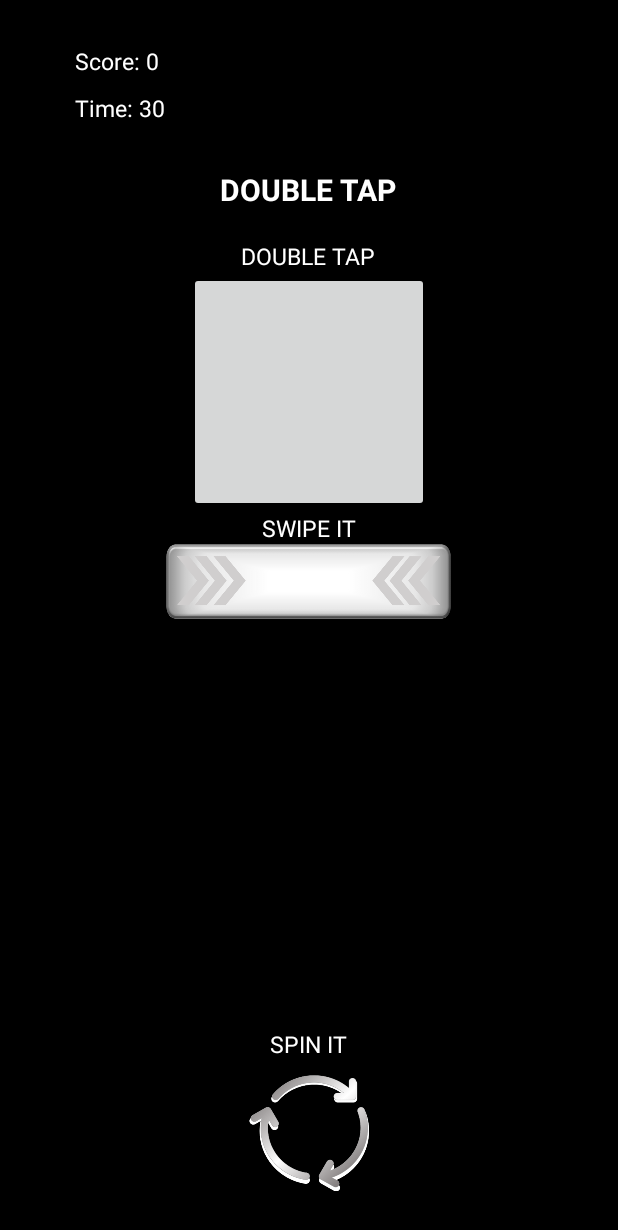
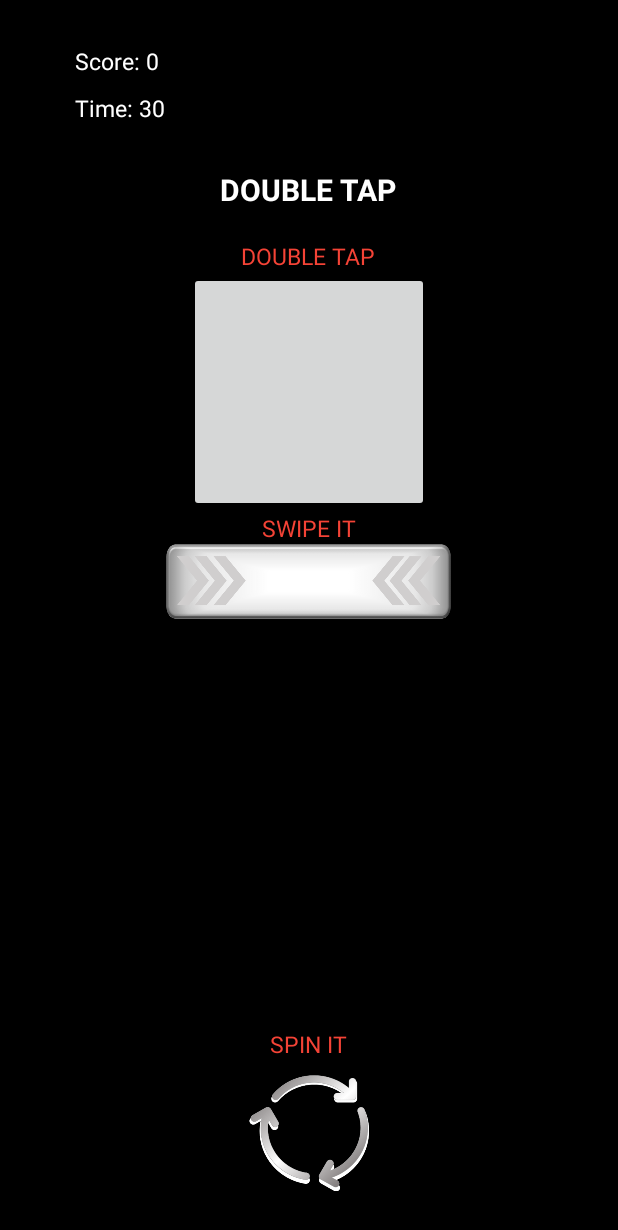
Before and after one commit to lillianvu/Game, an Android app: the MainActivity screen opened directly, with no data from a screen before it, on a phone screen of 412 x 824 dp. Shown: the top 1230 px of the screen. Run offline under Robolectric (Android 15) with nearby library versions, the phone set to English and light mode, and no system bars; libraries missing offline, so code that uses them is left out: com.varunest.sparkbutton; plain views replace SparkButton; pictures from the network do not load; 3 statements that could not run were skipped.

Commit message:
Fixed spin it details.

```diff
--- a/app/src/main/java/com/lillianvu/knock_ittap_off/MainActivity.java
+++ b/app/src/main/java/com/lillianvu/knock_ittap_off/MainActivity.java
@@ -23,12 +23,12 @@ public class MainActivity extends AppCompatActivity {
 
     TextView commandTextView, scoreTextView, timerTextView;
     ImageView swipeImageView, swipeRevImageView;
-    ImageButton tapItImageBtn;
+    ImageButton spinItImageBtn;
     SparkButton doubleTapSparkBtn;
     MediaPlayer mediaPlayer, backgroundMedia;
     AnimationDrawable swipeAnimation, swipeRevAnimation;
     SoundPool soundPool;
-    int swipeItBtnSound, swipeItCommand, doubleBtnSound, doubleTapCommand, tapItBtnSound, tapItCommand, wrongBtnSound;
+    int swipeItBtnSound, swipeItCommand, doubleBtnSound, doubleTapCommand, spinItBtnSound, spinItCommand, wrongBtnSound;
     int scoreCount = 0;
     int swipeCount = 0;
     String[] commands = {"SPIN IT", "SWIPE IT", "DOUBLE TAP"};
@@ -86,7 +86,7 @@ public class MainActivity extends AppCompatActivity {
                 String commandAudio = commandTextView.getText().toString();
                 switch(commandAudio) {
                     case "SPIN IT":
-                        soundPool.play(tapItCommand, 1, 1, 0, 0, 1);
+                        soundPool.play(spinItCommand, 1, 1, 0, 0, 1);
                         break;
                     case "SWIPE IT":
                         soundPool.play(swipeItCommand, 1, 1, 0, 0, 1);
@@ -114,10 +114,10 @@ public class MainActivity extends AppCompatActivity {
         setContentView(R.layout.activity_main);
 
         soundPool = new SoundPool(7, AudioManager.STREAM_MUSIC,0);
-        tapItBtnSound = soundPool.load(this, R.raw.tapsound,1);
+        spinItBtnSound = soundPool.load(this, R.raw.spinsound,1);
         doubleBtnSound = soundPool.load(this, R.raw.doublesound,1);
         swipeItBtnSound = soundPool.load(this, R.raw.swipesound,1);
-        tapItCommand = soundPool.load(this, R.raw.tapitsound, 1);
+        spinItCommand = soundPool.load(this, R.raw.spinitsound, 1);
         swipeItCommand = soundPool.load(this, R.raw.swipeitsound, 1);
         doubleTapCommand = soundPool.load(this, R.raw.doubletapsound, 1);
         wrongBtnSound = soundPool.load(this, R.raw.wrongbtnsound, 1);
@@ -132,7 +132,7 @@ public class MainActivity extends AppCompatActivity {
         timerTextView = findViewById(R.id.timerTextView);
         swipeImageView = findViewById(R.id.swipeImageView);
         swipeRevImageView = findViewById(R.id.swipeRevImageView);
-        tapItImageBtn = findViewById(R.id.tapItImageBtn);
+        spinItImageBtn = findViewById(R.id.spinItImageBtn);
         doubleTapSparkBtn = findViewById(R.id.doubleTapSparkBtn);
 
         swipeImageView = findViewById(R.id.swipeImageView);
@@ -146,7 +146,7 @@ public class MainActivity extends AppCompatActivity {
         swipeRevAnimation = (AnimationDrawable) swipeRevImageView.getBackground();
 
         doubleTapSparkBtn.setSoundEffectsEnabled(false);
-        tapItImageBtn.setSoundEffectsEnabled(false);
+        spinItImageBtn.setSoundEffectsEnabled(false);
         swipeImageView.setSoundEffectsEnabled(false);
         swipeRevImageView.setSoundEffectsEnabled(false);
 
@@ -161,11 +161,11 @@ public class MainActivity extends AppCompatActivity {
         scoreTextView.setText("Score: " + scoreCount);
         startTimer();
 
-        tapItImageBtn.setOnClickListener(new View.OnClickListener() {
+        spinItImageBtn.setOnClickListener(new View.OnClickListener() {
             @Override
             public void onClick(View v) {
-                tapItImageBtn.animate().rotation(tapItImageBtn.getRotation()+360).start();
-                soundPool.play(tapItBtnSound, 1, 1, 0, 0, 1);
+                spinItImageBtn.animate().rotation(spinItImageBtn.getRotation()+360).start();
+                soundPool.play(spinItBtnSound, 1, 1, 0, 0, 1);
                 final String chosenCommand = commandTextView.getText().toString();
 
                 if (chosenCommand.equals(commands[0])) {
--- a/app/src/main/res/layout/activity_main.xml
+++ b/app/src/main/res/layout/activity_main.xml
@@ -52,7 +52,7 @@
         android:layout_centerHorizontal="true"
         android:text="DOUBLE TAP"
         android:layout_marginTop="20dp"
-        android:textColor="@color/white"
+        android:textColor="@color/red"
         android:textSize="15sp" />
 
     <com.varunest.sparkbutton.SparkButton
@@ -73,7 +73,7 @@
         android:layout_below="@id/doubleTapSparkBtn"
         android:layout_centerHorizontal="true"
         android:text="SWIPE IT"
-        android:textColor="@color/white"
+        android:textColor="@color/red"
         android:textSize="15sp"/>
 
     <ImageView
@@ -93,24 +93,24 @@
         android:layout_below="@+id/swipeItText" />
 
     <TextView
-        android:id="@+id/tapItText"
+        android:id="@+id/spinItText"
         android:layout_width="wrap_content"
         android:layout_height="wrap_content"
-        android:layout_above="@id/tapItImageBtn"
+        android:layout_above="@id/spinItImageBtn"
         android:layout_centerHorizontal="true"
         android:text="SPIN IT"
         android:layout_marginBottom="10dp"
-        android:textColor="@color/white"
+        android:textColor="@color/red"
         android:textSize="15sp"/>
 
 
     <ImageButton
-        android:id="@+id/tapItImageBtn"
+        android:id="@+id/spinItImageBtn"
         android:layout_width="80dp"
         android:layout_height="77dp"
         android:layout_marginBottom="30dp"
         android:layout_centerHorizontal="true"
         android:layout_alignParentBottom="true"
-        android:background="@drawable/image_tapit" />
+        android:background="@drawable/image_spinit" />
 
 </RelativeLayout>
```
Also changed, not shown: app/src/main/res/drawable/image_spinit.png (renamed from app/src/main/res/drawable/image_tapit.png), 4 other files.
